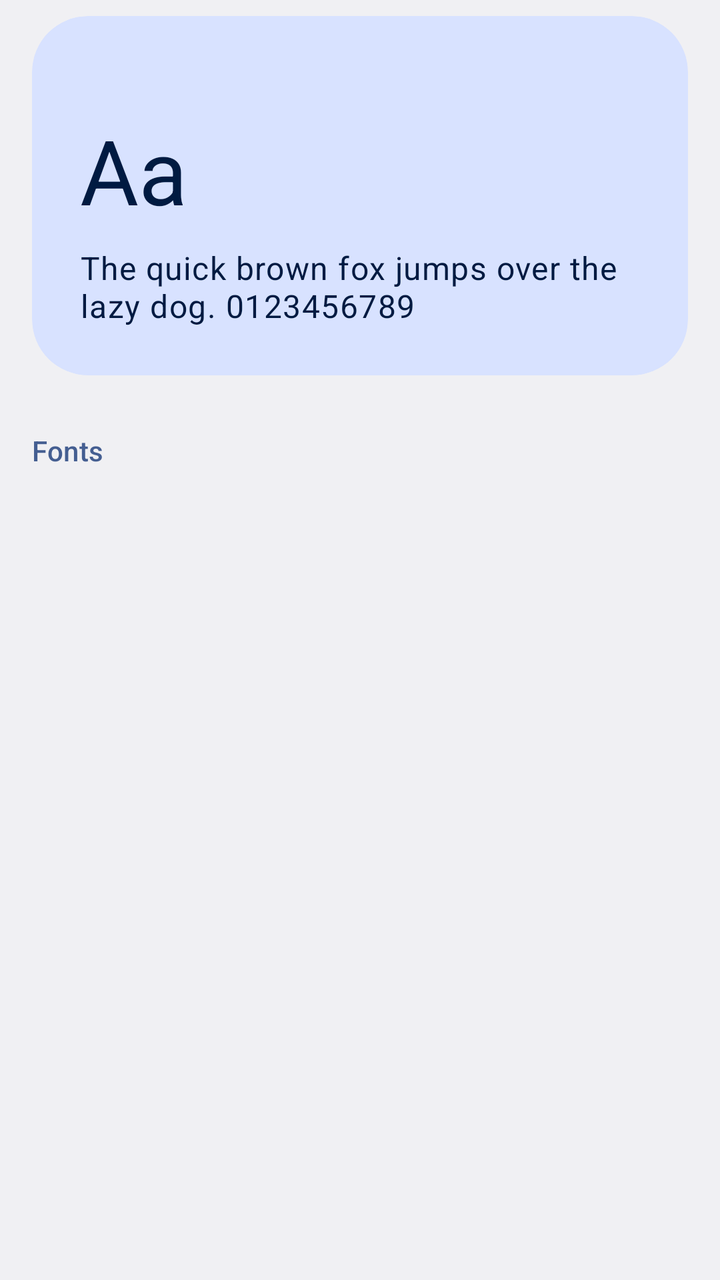
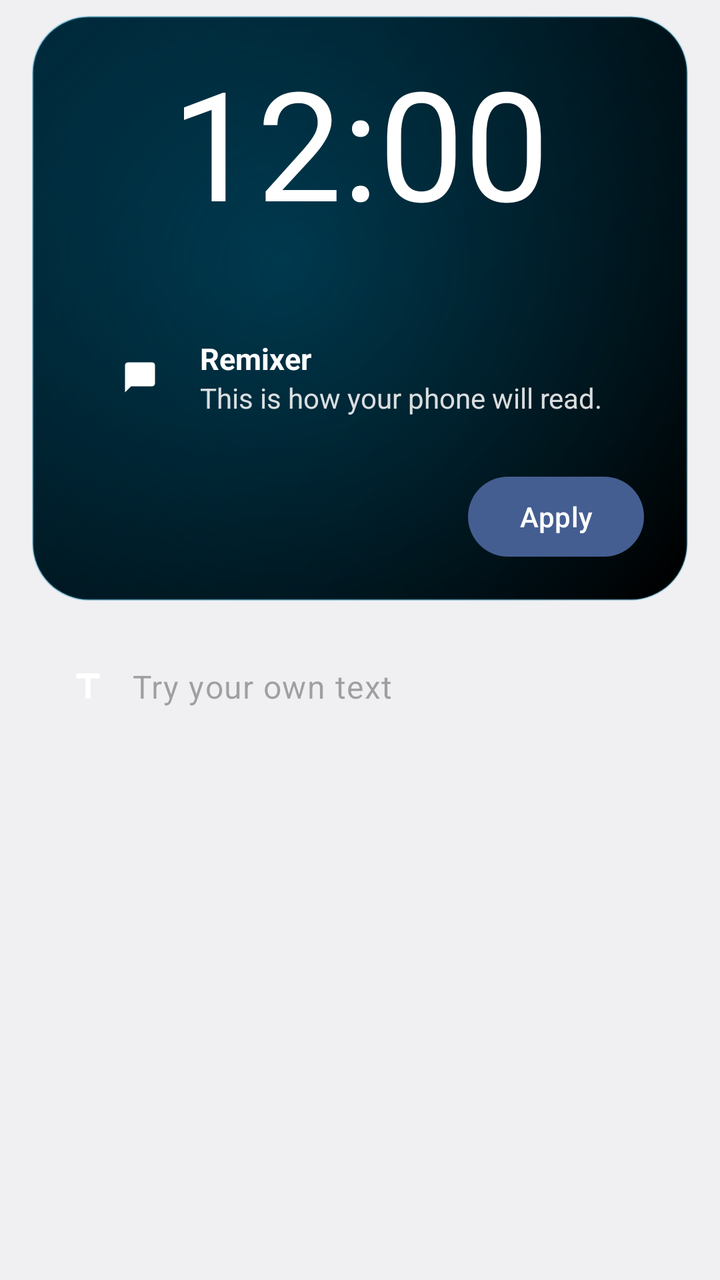

An Android layout rendered at two revisions. The XML below is the earlier revision; the diff shows what the commit changed to produce the second picture.
<!-- AndroidManifest.xml: application theme android:Theme.DeviceDefault.DayNight -->
<!-- res/layout/remixer_fonts.xml -->
<?xml version="1.0" encoding="utf-8"?>
<androidx.core.widget.NestedScrollView
    xmlns:android="http://schemas.android.com/apk/res/android"
    xmlns:app="http://schemas.android.com/apk/res-auto"
    android:layout_width="match_parent"
    android:layout_height="match_parent"
    android:theme="@style/Theme.Material3.DynamicColors.DayNight"
    android:clipToPadding="false"
    android:paddingBottom="24dp">

    <LinearLayout
        android:layout_width="match_parent"
        android:layout_height="wrap_content"
        android:orientation="vertical"
        android:paddingHorizontal="16dp">

        <com.google.android.material.card.MaterialCardView
            style="@style/Widget.Material3.CardView.Filled"
            android:layout_width="match_parent"
            android:layout_height="wrap_content"
            android:layout_marginTop="8dp"
            app:cardBackgroundColor="?attr/colorPrimaryContainer"
            app:cardCornerRadius="28dp">

            <LinearLayout
                android:layout_width="match_parent"
                android:layout_height="wrap_content"
                android:orientation="vertical"
                android:padding="24dp">

                <TextView
                    android:id="@+id/font_preview_name"
                    android:layout_width="match_parent"
                    android:layout_height="wrap_content"
                    android:textAppearance="?attr/textAppearanceLabelLarge"
                    android:textColor="?attr/colorOnPrimaryContainer" />

                <TextView
                    android:id="@+id/font_preview_glyphs"
                    android:layout_width="match_parent"
                    android:layout_height="wrap_content"
                    android:layout_marginTop="4dp"
                    android:text="@string/font_preview_glyphs"
                    android:textAppearance="?attr/textAppearanceDisplayMedium"
                    android:textColor="?attr/colorOnPrimaryContainer" />

                <TextView
                    android:id="@+id/font_preview_text"
                    android:layout_width="match_parent"
                    android:layout_height="wrap_content"
                    android:layout_marginTop="8dp"
                    android:text="@string/font_preview_text"
                    android:textAppearance="?attr/textAppearanceBodyLarge"
                    android:textColor="?attr/colorOnPrimaryContainer" />
            </LinearLayout>
        </com.google.android.material.card.MaterialCardView>

        <TextView
            style="@style/RemixerHeaderSectionTitle"
            android:text="@string/remixer_fonts" />

        <androidx.recyclerview.widget.RecyclerView
            android:id="@+id/fonts_grid"
            android:layout_width="match_parent"
            android:layout_height="wrap_content"
            android:layout_marginHorizontal="-4dp"
            android:nestedScrollingEnabled="false" />
    </LinearLayout>
</androidx.core.widget.NestedScrollView>
<!-- resources referenced by this layout -->
<resources>
  <string name="font_preview_glyphs">Aa</string>
  <string name="font_preview_text">The quick brown fox jumps over the lazy dog. 0123456789</string>
  <string name="remixer_fonts">Fonts</string>
  <style name="RemixerHeaderSectionTitle">
          <item name="android:layout_width">match_parent</item>
          <item name="android:layout_height">wrap_content</item>
          <item name="android:layout_marginTop">28dp</item>
          <item name="android:layout_marginBottom">8dp</item>
          <item name="android:textAppearance">?attr/textAppearanceTitleSmall</item>
          <item name="android:textColor">?attr/colorPrimary</item>
      </style>
</resources>

<!-- the commit's change to res/layout/remixer_fonts.xml (unified diff, before → after) -->
@@ -14,56 +14,181 @@
         android:orientation="vertical"
         android:paddingHorizontal="16dp">
 
-        <com.google.android.material.card.MaterialCardView
-            style="@style/Widget.Material3.CardView.Filled"
+        <LinearLayout
             android:layout_width="match_parent"
             android:layout_height="wrap_content"
             android:layout_marginTop="8dp"
-            app:cardBackgroundColor="?attr/colorPrimaryContainer"
-            app:cardCornerRadius="28dp">
+            android:background="@drawable/remixer_hero_bg"
+            android:orientation="vertical"
+            android:paddingHorizontal="22dp"
+            android:paddingTop="22dp"
+            android:paddingBottom="18dp">
+
+            <TextClock
+                android:id="@+id/font_preview_clock"
+                android:layout_width="match_parent"
+                android:layout_height="wrap_content"
+                android:format12Hour="h:mm"
+                android:format24Hour="H:mm"
+                android:gravity="center_horizontal"
+                android:importantForAccessibility="no"
+                android:includeFontPadding="false"
+                android:textColor="#FFFFFFFF"
+                android:textSize="76sp" />
+
+            <TextView
+                android:id="@+id/font_preview_date"
+                android:layout_width="match_parent"
+                android:layout_height="wrap_content"
+                android:layout_marginTop="2dp"
+                android:gravity="center_horizontal"
+                android:importantForAccessibility="no"
+                android:textColor="#D9FFFFFF"
+                android:textSize="16sp" />
+
+            <LinearLayout
+                android:id="@+id/font_preview_notification"
+                android:layout_width="match_parent"
+                android:layout_height="wrap_content"
+                android:layout_marginTop="14dp"
+                android:gravity="center_vertical"
+                android:importantForAccessibility="no"
+                android:orientation="horizontal"
+                android:paddingHorizontal="14dp"
+                android:paddingVertical="12dp">
+
+                <ImageView
+                    android:id="@+id/font_preview_app"
+                    android:layout_width="36dp"
+                    android:layout_height="36dp"
+                    android:padding="9dp"
+                    android:src="@drawable/remixer_ic_chat" />
+
+                <LinearLayout
+                    android:layout_width="0dp"
+                    android:layout_height="wrap_content"
+                    android:layout_marginStart="12dp"
+                    android:layout_weight="1"
+                    android:orientation="vertical">
+
+                    <TextView
+                        android:id="@+id/font_preview_title"
+                        android:layout_width="match_parent"
+                        android:layout_height="wrap_content"
+                        android:singleLine="true"
+                        android:text="@string/remixer_app_name"
+                        android:textColor="#FFFFFFFF"
+                        android:textSize="15sp"
+                        android:textStyle="bold" />
+
+                    <TextView
+                        android:id="@+id/font_preview_body"
+                        android:layout_width="match_parent"
+                        android:layout_height="wrap_content"
+                        android:ellipsize="end"
+                        android:singleLine="true"
+                        android:text="@string/font_preview_notification"
+                        android:textColor="#D9FFFFFF"
+                        android:textSize="14sp" />
+                </LinearLayout>
+            </LinearLayout>
 
             <LinearLayout
                 android:layout_width="match_parent"
                 android:layout_height="wrap_content"
-                android:orientation="vertical"
-                android:padding="24dp">
+                android:layout_marginTop="14dp"
+                android:gravity="center_vertical"
+                android:orientation="horizontal">
 
-                <TextView
-                    android:id="@+id/font_preview_name"
-                    android:layout_width="match_parent"
+                <LinearLayout
+                    android:layout_width="0dp"
                     android:layout_height="wrap_content"
-                    android:textAppearance="?attr/textAppearanceLabelLarge"
-                    android:textColor="?attr/colorOnPrimaryContainer" />
+                    android:layout_weight="1"
+                    android:orientation="vertical">
 
-                <TextView
-                    android:id="@+id/font_preview_glyphs"
-                    android:layout_width="match_parent"
+                    <TextView
+                        android:id="@+id/font_preview_state"
+                        android:layout_width="wrap_content"
+                        android:layout_height="wrap_content"
+                        android:letterSpacing="0.08"
+                        android:textAllCaps="true"
+                        android:textColor="#B3FFFFFF"
+                        android:textSize="12sp" />
+
+                    <TextView
+                        android:id="@+id/font_preview_name"
+                        android:layout_width="match_parent"
+                        android:layout_height="wrap_content"
+                        android:ellipsize="end"
+                        android:fontFamily="sans-serif-medium"
+                        android:singleLine="true"
+                        android:textColor="#FFFFFFFF"
+                        android:textSize="18sp"
+                        android:textStyle="bold" />
+                </LinearLayout>
+
+                <com.google.android.material.button.MaterialButton
+                    android:id="@+id/font_apply"
+                    android:layout_width="wrap_content"
                     android:layout_height="wrap_content"
-                    android:layout_marginTop="4dp"
-                    android:text="@string/font_preview_glyphs"
-                    android:textAppearance="?attr/textAppearanceDisplayMedium"
-                    android:textColor="?attr/colorOnPrimaryContainer" />
+                    android:layout_marginStart="12dp"
+                    android:text="@string/font_apply" />
+            </LinearLayout>
+        </LinearLayout>
 
-                <TextView
-                    android:id="@+id/font_preview_text"
-                    android:layout_width="match_parent"
-                    android:layout_height="wrap_content"
-                    android:layout_marginTop="8dp"
-                    android:text="@string/font_preview_text"
-                    android:textAppearance="?attr/textAppearanceBodyLarge"
-                    android:textColor="?attr/colorOnPrimaryContainer" />
-            </LinearLayout>
-        </com.google.android.material.card.MaterialCardView>
+        <LinearLayout
+            android:id="@+id/font_text_box"
+            android:layout_width="match_parent"
+            android:layout_height="54dp"
+            android:layout_marginTop="16dp"
+            android:gravity="center_vertical"
+            android:orientation="horizontal"
+            android:paddingHorizontal="18dp">
 
-        <TextView
-            style="@style/RemixerHeaderSectionTitle"
-            android:text="@string/remixer_fonts" />
+            <ImageView
+                android:id="@+id/font_text_icon"
+                android:layout_width="20dp"
+                android:layout_height="20dp"
+                android:importantForAccessibility="no"
+                android:src="@drawable/remixer_ic_text" />
+
+            <EditText
+                android:id="@+id/font_text"
+                android:layout_width="0dp"
+                android:layout_height="match_parent"
+                android:layout_marginStart="12dp"
+                android:layout_weight="1"
+                android:background="@null"
+                android:hint="@string/font_try_text"
+                android:importantForAutofill="no"
+                android:inputType="text"
+                android:maxLength="24"
+                android:singleLine="true"
+                android:textAppearance="?attr/textAppearanceBodyLarge" />
+        </LinearLayout>
+
+        <HorizontalScrollView
+            android:layout_width="match_parent"
+            android:layout_height="wrap_content"
+            android:layout_marginTop="8dp"
+            android:overScrollMode="never"
+            android:scrollbars="none">
+
+            <com.google.android.material.chip.ChipGroup
+                android:id="@+id/font_filters"
+                android:layout_width="wrap_content"
+                android:layout_height="wrap_content"
+                app:selectionRequired="true"
+                app:singleLine="true"
+                app:singleSelection="true" />
+        </HorizontalScrollView>
 
         <androidx.recyclerview.widget.RecyclerView
             android:id="@+id/fonts_grid"
             android:layout_width="match_parent"
             android:layout_height="wrap_content"
             android:layout_marginHorizontal="-4dp"
+            android:layout_marginTop="8dp"
             android:nestedScrollingEnabled="false" />
     </LinearLayout>
 </androidx.core.widget.NestedScrollView>
<!-- resource entries referenced after the edit -->
@@ -1,15 +1,60 @@
 <!-- resources referenced by this layout -->
 <resources>
-  <string name="font_preview_glyphs">Aa</string>
-  <string name="font_preview_text">The quick brown fox jumps over the lazy dog. 0123456789</string>
-  <string name="remixer_fonts">Fonts</string>
-  <style name="RemixerHeaderSectionTitle">
-          <item name="android:layout_width">match_parent</item>
-          <item name="android:layout_height">wrap_content</item>
-          <item name="android:layout_marginTop">28dp</item>
-          <item name="android:layout_marginBottom">8dp</item>
-          <item name="android:textAppearance">?attr/textAppearanceTitleSmall</item>
-          <item name="android:textColor">?attr/colorPrimary</item>
-      </style>
+  <!-- drawable remixer_hero_bg (drawable) -->
+  <?xml version="1.0" encoding="utf-8"?>
+  <layer-list xmlns:android="http://schemas.android.com/apk/res/android">
+  
+      <item>
+          <shape android:shape="rectangle">
+              <corners android:radius="28dp" />
+              <gradient
+                  android:angle="315"
+                  android:startColor="@android:color/system_accent1_900"
+                  android:endColor="@android:color/system_accent1_1000" />
+              <stroke
+                  android:width="1dp"
+                  android:color="@color/remixer_hero_stroke" />
+          </shape>
+      </item>
+  
+      <item>
+          <shape android:shape="rectangle">
+              <corners android:radius="28dp" />
+              <gradient
+                  android:type="radial"
+                  android:centerX="0.38"
+                  android:centerY="0.42"
+                  android:gradientRadius="85%"
+                  android:startColor="@color/remixer_hero_glow"
+                  android:endColor="@color/remixer_hero_glow_end" />
+          </shape>
+      </item>
+  </layer-list>
+  <!-- drawable remixer_ic_chat (drawable) -->
+  <?xml version="1.0" encoding="utf-8"?>
+  <vector xmlns:android="http://schemas.android.com/apk/res/android"
+      android:width="24dp"
+      android:height="24dp"
+      android:viewportWidth="24"
+      android:viewportHeight="24">
+      <path
+          android:fillColor="#FFFFFFFF"
+          android:pathData="M20,2L4,2c-1.1,0 -2,0.9 -2,2v18l4,-4h14c1.1,0 2,-0.9 2,-2L22,4c0,-1.1 -0.9,-2 -2,-2z" />
+  </vector>
+  <!-- drawable remixer_ic_text (drawable) -->
+  <?xml version="1.0" encoding="utf-8"?>
+  <vector xmlns:android="http://schemas.android.com/apk/res/android"
+      android:width="24dp"
+      android:height="24dp"
+      android:viewportWidth="24"
+      android:viewportHeight="24">
+      <path
+          android:fillColor="#FFFFFFFF"
+          android:pathData="M5,4v3h5.5v12h3L13.5,7L19,7L19,4z" />
+  </vector>
+  <string name="font_apply">Apply</string>
+  <string name="font_preview_notification">This is how your phone will read.</string>
+  <string name="font_try_text">Try your own text</string>
+  <string name="remixer_app_name">Remixer</string>
 </resources>
 
